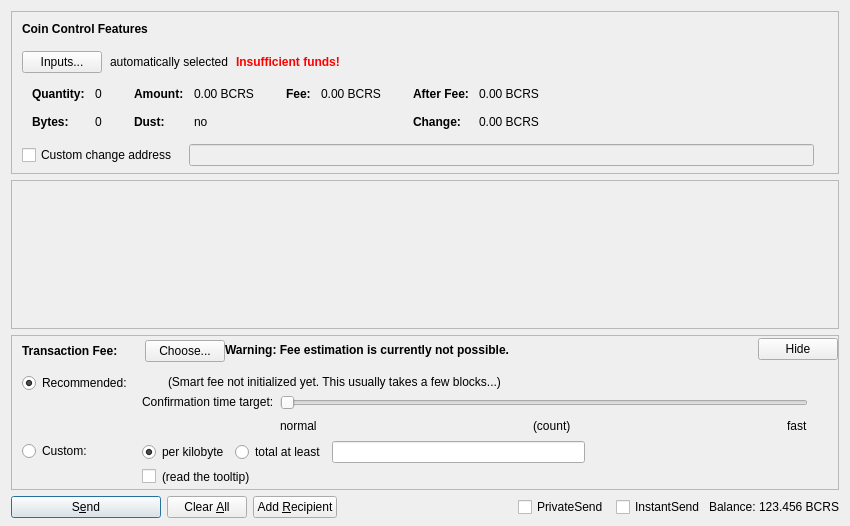
The window that src/qt/forms/sendcoinsdialog.ui (eskal/Alterdot) describes before a commit, drawn with Qt 5.
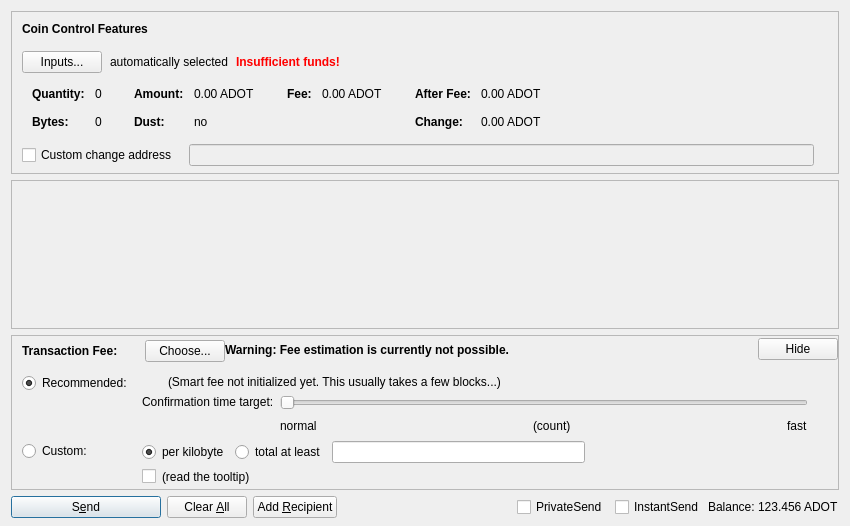
The same window after the commit. Custom widgets are drawn as their Qt base class.

Diff of the .ui file:
```diff
--- a/src/qt/forms/sendcoinsdialog.ui
+++ b/src/qt/forms/sendcoinsdialog.ui
@@ -324,7 +324,7 @@
                   <enum>Qt::ActionsContextMenu</enum>
                  </property>
                  <property name="text">
-                  <string notr="true">0.00 BCRS</string>
+                  <string notr="true">0.00 ADOT</string>
                  </property>
                  <property name="textInteractionFlags">
                   <set>Qt::LinksAccessibleByMouse|Qt::TextSelectableByKeyboard|Qt::TextSelectableByMouse</set>
@@ -404,7 +404,7 @@
                   <enum>Qt::ActionsContextMenu</enum>
                  </property>
                  <property name="text">
-                  <string notr="true">0.00 BCRS</string>
+                  <string notr="true">0.00 ADOT</string>
                  </property>
                  <property name="textInteractionFlags">
                   <set>Qt::LinksAccessibleByMouse|Qt::TextSelectableByKeyboard|Qt::TextSelectableByMouse</set>
@@ -455,7 +455,7 @@
                   <enum>Qt::ActionsContextMenu</enum>
                  </property>
                  <property name="text">
-                  <string notr="true">0.00 BCRS</string>
+                  <string notr="true">0.00 ADOT</string>
                  </property>
                  <property name="textInteractionFlags">
                   <set>Qt::LinksAccessibleByMouse|Qt::TextSelectableByKeyboard|Qt::TextSelectableByMouse</set>
@@ -484,7 +484,7 @@
                   <enum>Qt::ActionsContextMenu</enum>
                  </property>
                  <property name="text">
-                  <string notr="true">0.00 BCRS</string>
+                  <string notr="true">0.00 ADOT</string>
                  </property>
                  <property name="textInteractionFlags">
                   <set>Qt::LinksAccessibleByMouse|Qt::TextSelectableByKeyboard|Qt::TextSelectableByMouse</set>
@@ -1326,7 +1326,7 @@
           <cursorShape>IBeamCursor</cursorShape>
          </property>
          <property name="text">
-          <string notr="true">123.456 BCRS</string>
+          <string notr="true">123.456 ADOT</string>
          </property>
          <property name="textInteractionFlags">
           <set>Qt::LinksAccessibleByMouse|Qt::TextSelectableByKeyboard|Qt::TextSelectableByMouse</set>
```
Left out of the diff: 6 changed lines with no effect on the pictures.
